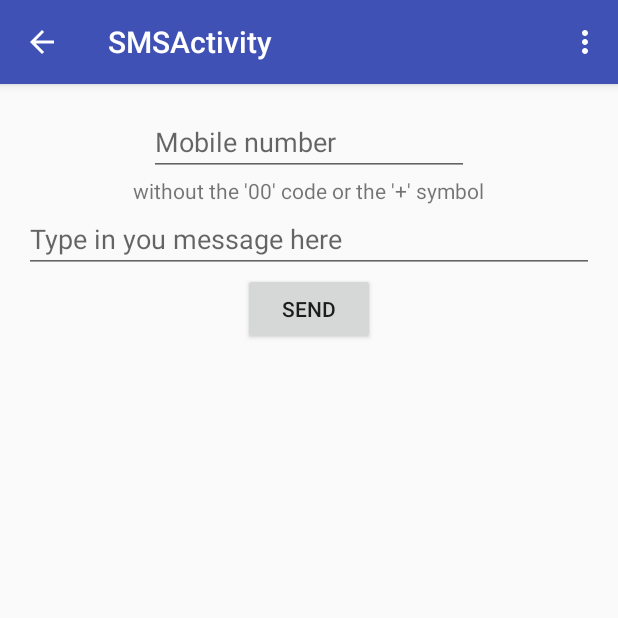
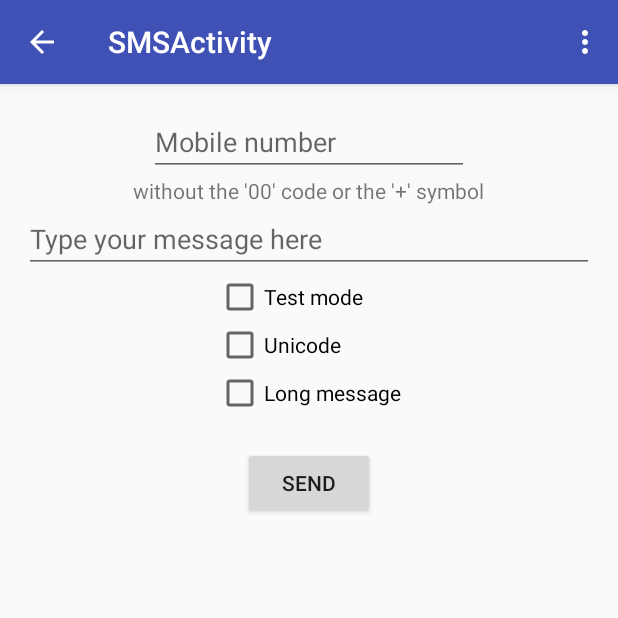
Before and after one commit to talosdev/labs-mobile-sample-android-app, an Android app: the SMSActivity screen opened directly, with no data from a screen before it, on a phone screen of 412 x 824 dp, the top half of it. Run offline under Robolectric (Android 15) with nearby library versions, the phone set to English and light mode, and no system bars; our stand-ins replace ButterKnife; 1 statement that could not run was skipped.

Commit message:
More options and layout changes

```diff
--- a/app/src/main/java/com/labsmobile/example/SMSActivity.java
+++ b/app/src/main/java/com/labsmobile/example/SMSActivity.java
@@ -4,8 +4,11 @@ import android.content.Context;
 import android.content.Intent;
 import android.os.Bundle;
 import android.support.v7.widget.Toolbar;
+import android.view.View;
 import android.widget.Button;
+import android.widget.CheckBox;
 import android.widget.EditText;
+import android.widget.ProgressBar;
 import android.widget.Toast;
 
 import com.labsmobile.android.model.SMSBuilder;
@@ -27,6 +30,18 @@ public class SMSActivity extends BaseActivityWithMenu {
 
     @Bind(R.id.send_button)
     Button sendButton;
+
+    @Bind(R.id.test_mode)
+    CheckBox testModeCheckBox;
+
+    @Bind(R.id.unicode_mode)
+    CheckBox unicodeModeCheckBox;
+
+    @Bind(R.id.long_mode)
+    CheckBox longModeCheckBox;
+
+    @Bind(R.id.progressBar)
+    ProgressBar progressBar;
 
 
     private SMSService smsService;
@@ -54,23 +69,26 @@ public class SMSActivity extends BaseActivityWithMenu {
 
     @OnClick(R.id.send_button)
     public void onSendButtonClick() {
+        progressBar.setVisibility(View.VISIBLE);
 
         SMSBuilder builder = new SMSBuilder();
         SMSData smsData = builder.
                 setRecipient(phoneNumberEditText.getText().toString()).
                 setMessage(messageEditText.getText().toString()).
-                setTest(true).
-                setTpoa("LabsMobile Sample App").createSMSData();
+                setTest(testModeCheckBox.isChecked()).
+                setUcs2(unicodeModeCheckBox.isChecked()).
+                setLongMessage(longModeCheckBox.isChecked()).
+                setTpoa("LabsMobile").createSMSData();
 
         smsService.sendSMS(smsData, new DefaultServiceCallback<SMSResponse>(SMSActivity.this) {
             @Override
             public void onResponseOK(SMSResponse smsResponse) {
+                progressBar.setVisibility(View.GONE);
                 phoneNumberEditText.getText().clear();
                 messageEditText.getText().clear();
                 Toast.makeText(context, R.string.send_sms_success, Toast.LENGTH_LONG).show();
             }
         });
-
     }
 
 
--- a/app/src/main/res/layout/content_sms.xml
+++ b/app/src/main/res/layout/content_sms.xml
@@ -18,7 +18,8 @@
         android:layout_width="match_parent"
         android:layout_height="wrap_content"
         android:layout_centerHorizontal="true"
-        android:gravity="center_horizontal">
+        android:gravity="center_horizontal"
+        android:id="@+id/linearLayout">
 
         <EditText
             android:layout_width="wrap_content"
@@ -41,11 +42,46 @@
             android:id="@+id/message_text"
             android:hint="@string/message_text_hint" />
 
+        <LinearLayout
+            android:orientation="vertical"
+            android:layout_width="wrap_content"
+            android:layout_height="match_parent">
+
+            <CheckBox
+                android:layout_width="wrap_content"
+                android:layout_height="wrap_content"
+                android:text="@string/test_mode"
+                android:id="@+id/test_mode" />
+
+            <CheckBox
+                android:layout_width="wrap_content"
+                android:layout_height="wrap_content"
+                android:text="@string/unicode"
+                android:id="@+id/unicode_mode" />
+
+            <CheckBox
+                android:layout_width="wrap_content"
+                android:layout_height="wrap_content"
+                android:text="@string/long_message"
+                android:id="@+id/long_mode" />
+        </LinearLayout>
+
         <Button
             android:layout_width="wrap_content"
             android:layout_height="wrap_content"
             android:text="@string/send"
-            android:id="@+id/send_button" />
+            android:id="@+id/send_button"
+            android:layout_marginTop="20dp" />
+
+        <ProgressBar
+            style="?android:attr/progressBarStyleSmall"
+            android:layout_width="wrap_content"
+            android:layout_height="wrap_content"
+            android:id="@+id/progressBar"
+            android:visibility="gone"
+             />
 
     </LinearLayout>
+
+
 </RelativeLayout>
--- a/app/src/main/res/values/strings.xml
+++ b/app/src/main/res/values/strings.xml
@@ -11,7 +11,7 @@
     <string name="otp_services">Phone Verification Service</string>
     <string name="title_activity_sms">SMSActivity</string>
     <string name="phone_number">Mobile number</string>
-    <string name="message_text_hint">Type in you message here</string>
+    <string name="message_text_hint">Type your message here</string>
     <string name="send">Send</string>
     <string name="phone_number_prompt">without the \'00\' code  or the \'+\' symbol</string>
     <string name="title_activity_queries">QueriesActivity</string>
@@ -25,4 +25,7 @@
     <string name="balance_response">Your balance is: %1$s</string>
     <string name="responseError">An error occurred: %1$s</string>
     <string name="send_sms_success">SMS sent successfully</string>
+    <string name="test_mode">Test mode</string>
+    <string name="unicode">Unicode</string>
+    <string name="long_message">Long message</string>
 </resources>
```
